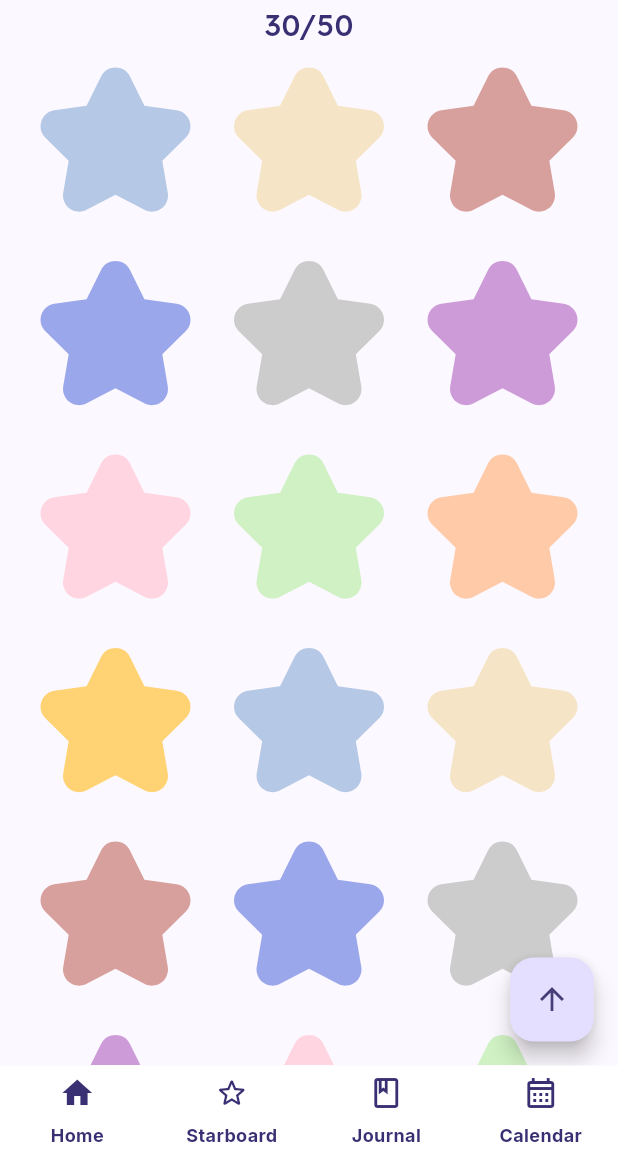
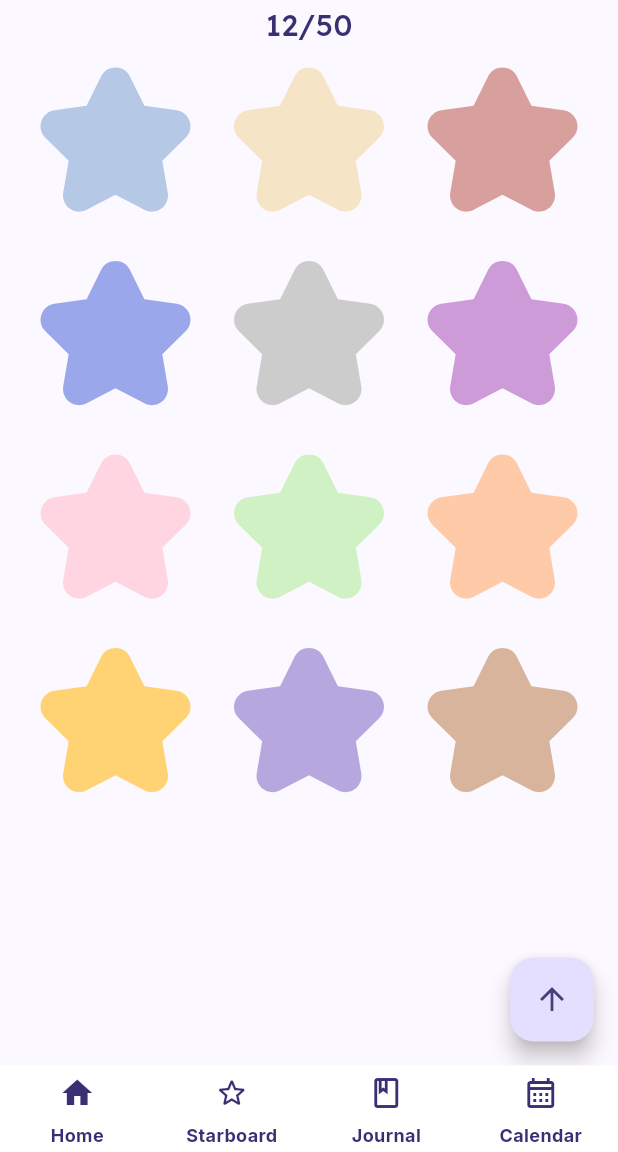
Before and after one commit to SecondSightapp/mobile, a Flutter app: the screen it shows after launch, after a tap on "view more...", on a phone screen of 412 x 824 dp, the part 84-1236 px from its top. Run offline on Flutter 3.47's test engine with Material 3 defaults, Android fonts, the phone set to English and light mode, and no system bars; our stand-ins replace flutter_calendar_carousel, google_fonts, google_sign_in, table_calendar; missing offline and left inert: dart:ffi.

Commit message:
Implemented mood data definitions

```diff
--- a/lib/main.dart
+++ b/lib/main.dart
@@ -2,7 +2,7 @@ import 'dart:ffi';
 
 import 'package:flutter/material.dart';
 import 'package:google_fonts/google_fonts.dart';
-import 'package:secondsight/src/ui/components/star.dart';
+import 'package:secondsight/src/ui/components/mood_star.dart';
 import 'package:secondsight/src/ui/screens/homepage.dart';
 import 'package:secondsight/src/ui/screens/journal.dart';
 import 'package:secondsight/src/ui/screens/starboard.dart';
--- /dev/null
+++ b/lib/src/data/mood_log.dart
@@ -0,0 +1,8 @@
+
+final moodLog = {
+  DateTime.utc(2024, 7, 21): "angry",
+  DateTime.utc(2024, 7, 22): "worried",
+  DateTime.utc(2024, 7, 23): "disgusted",
+  DateTime.utc(2024, 7, 24): "sad",
+  DateTime.utc(2024, 7, 25): "happy",
+};
--- /dev/null
+++ b/lib/src/data/moods.dart
@@ -0,0 +1,16 @@
+import "package:flutter/material.dart";
+
+final moods = {
+  "sad": const Color.fromRGBO(181, 200, 229, 1),
+  "happy": const Color.fromRGBO(245, 229, 198, 1),
+  "angry": const Color.fromRGBO(216, 160, 156, 1),
+  "cool": const Color.fromRGBO(155, 167, 235, 1),
+  "neutral": const Color.fromRGBO(204, 204, 204, 1),
+  "worried": const Color.fromRGBO(205, 156, 216, 1),
+  "chill": const Color.fromRGBO(255, 213, 225, 1),
+  "disgusted": const Color.fromRGBO(207, 241, 195, 1),
+  "calm": const Color.fromRGBO(255, 202, 167, 1),
+  "delighted": const Color.fromRGBO(255, 211, 115, 1),
+  "naughty": const Color.fromRGBO(182, 167, 222, 1),
+  "annoyed": const Color.fromRGBO(216, 180, 156, 1),
+};
--- a/lib/src/ui/components/calendar_week.dart
+++ b/lib/src/ui/components/calendar_week.dart
@@ -3,6 +3,8 @@ import 'package:google_fonts/google_fonts.dart';
 import '../themes/source_colors.dart';
 import 'package:table_calendar/table_calendar.dart';
 import 'package:flutter_calendar_carousel/flutter_calendar_carousel.dart';
+import '../../data/mood_log.dart';
+import '../../data/moods.dart';
 
 final months = [
   'January', 'February', 'March', 'April', 'May', 'June',
@@ -12,14 +14,6 @@ final months = [
 final weekdays = [
   'Monday', 'Tuesday', 'Wednesday', 'Thursday', 'Friday', 'Saturday', 'Sunday'
 ];
-
-final moods = {
-  DateTime.utc(2024, 7, 21): const Color.fromRGBO(216, 160, 156, 1),
-  DateTime.utc(2024, 7, 22): const Color.fromRGBO(189, 172, 198, 1),
-  DateTime.utc(2024, 7, 23): const Color.fromRGBO(204, 226, 200, 1),
-  DateTime.utc(2024, 7, 24): const Color.fromRGBO(181, 200, 229, 1),
-  DateTime.utc(2024, 7, 25): const Color.fromRGBO(245, 229, 198, 1),
-};
 
 class CalendarWeek extends StatelessWidget {
   const CalendarWeek({super.key});
@@ -64,7 +58,7 @@ class CalendarWeek extends StatelessWidget {
     return Container(
       decoration: BoxDecoration(
         borderRadius: BorderRadius.circular(10.0),
-        color: moods[date] ?? const Color.fromRGBO(233, 233, 233, 1),
+        color: moods[moodLog[date]] ?? const Color.fromRGBO(233, 233, 233, 1),
       ),
       child: Center(
         child: display
--- a/lib/src/ui/components/journal_popup.dart
+++ b/lib/src/ui/components/journal_popup.dart
@@ -53,8 +53,8 @@ class JournalPopup extends StatelessWidget {
             onPressed: () {
               Navigator.of(context).pop();
             },
-            icon: const Icon(Icons.cancel),
-            label: const Text('cancel'),
+            icon: const Icon(Icons.close),
+            label: const Text('close'),
           ),
         ]
       ),
--- a/lib/src/ui/components/star.dart
+++ b/lib/src/ui/components/mood_star.dart
@@ -1,10 +1,11 @@
 import 'package:flutter/foundation.dart';
 import 'package:flutter/material.dart';
+import '../../data/moods.dart';
 
-class Star extends StatelessWidget {
-  final Color color;
+class MoodStar extends StatelessWidget {
+  final String mood;
 
-  const Star({super.key, required this.color});
+  const MoodStar({super.key, required this.mood});
 
   @override
   Widget build(BuildContext context) {
@@ -12,7 +13,7 @@ class Star extends StatelessWidget {
       width: MediaQuery.of(context).size.width * 0.25,
       height: MediaQuery.of(context).size.height * 0.1,
       decoration: ShapeDecoration(
-        color: color,
+        color: moods[mood],
         shape: const StarBorder(
           innerRadiusRatio: 0.5,
           pointRounding: 0.5,
--- a/lib/src/ui/screens/homepage.dart
+++ b/lib/src/ui/screens/homepage.dart
@@ -3,9 +3,8 @@ import 'package:google_fonts/google_fonts.dart';
 import 'package:secondsight/src/ui/components/journal_card.dart';
 import 'package:secondsight/src/ui/components/new_journal_card.dart';
 import 'package:secondsight/src/ui/screens/mood_picker.dart';
-import '../components/navbar.dart';
 import '../themes/source_colors.dart';
-import '../components/star.dart';
+import '../components/mood_star.dart';
 import '../components/calendar_week.dart';
 
 // the list of journal cards
@@ -17,16 +16,14 @@ const journalCards = [
     content: 'excerpt...',
   ),
   JournalCard(
-    title: 'Bee Movie',
-    content: 'According to all known laws of aviation, there is no way a bee should be able to fly. Its wings are too small to get its fat little body off the ground. The bee, of course, flies anyway because bees don\'t care what humans think is impossible. Yellow, black. Yellow, black. Yellow, black. Yellow, black. Ooh, black and yellow! Let\'s shake it up a little. Barry! Breakfast is ready! Coming! Hang on a second. Hello? Barry? Adam? Can you believe this is happening? I can\'t. I\'ll pick you up. Looking sharp. Use the stairs, Your father paid good money for those. Sorry. I\'m excited. Here\'s the graduate. We\'re very proud of you, son. A perfect report card, all B\'s. Very proud. Ma! I got a thing going here. You got lint on your fuzz. Ow! That\'s me! Wave to us! We\'ll be in row 118,000. Bye! Barry, I told you, stop flying in the house! Hey, Adam. Hey, Barry. Is that fuzz gel? A little. Special day, graduation. Never thought I\'d make it. Three days grade school, three days high school. Those were awkward. Three days college. I\'m glad I took a day and hitchhiked around The Hive. You did come back different.',
+    title: 'Entry 2',
+    content: 'excerpt...',
   ),
   JournalCard(
     title: 'Entry 3',
     content: 'excerpt...',
   ),
 ];
-
-Map<String, String> journalData = {};
 
 // home page layout
 
@@ -66,9 +63,9 @@ class Homepage extends StatelessWidget {
             mainAxisAlignment: MainAxisAlignment.spaceEvenly,
             crossAxisAlignment: CrossAxisAlignment.center,
             children: [
-              Star(color: Color.fromRGBO(181, 200, 229, 1)),
-              Star(color: Color.fromRGBO(245, 229, 198, 1)),
-              Star(color: Color.fromRGBO(216, 160, 156, 1)),
+              MoodStar(mood: "sad"),
+              MoodStar(mood: "happy"),
+              MoodStar(mood: "angry"),
             ],
           ),
           // "view more" button to view all moods
--- a/lib/src/ui/screens/mood_picker.dart
+++ b/lib/src/ui/screens/mood_picker.dart
@@ -2,39 +2,21 @@ import "package:flutter/material.dart";
 import "package:google_fonts/google_fonts.dart";
 import '../themes/source_colors.dart';
 import '../components/navbar.dart';
-import '../components/star.dart';
+import '../components/mood_star.dart';
 
 const stars = [
-  Star(color: Color.fromRGBO(181, 200, 229, 1)),
-  Star(color: Color.fromRGBO(245, 229, 198, 1)),
-  Star(color: Color.fromRGBO(216, 160, 156, 1)),
-  Star(color: Color.fromRGBO(155, 167, 235, 1)),
-  Star(color: Color.fromRGBO(204, 204, 204, 1)),
-  Star(color: Color.fromRGBO(205, 156, 216, 1)),
-  Star(color: Color.fromRGBO(255, 213, 225, 1)),
-  Star(color: Color.fromRGBO(207, 241, 195, 1)),
-  Star(color: Color.fromRGBO(255, 202, 167, 1)),
-  Star(color: Color.fromRGBO(255, 211, 115, 1)),
-  Star(color: Color.fromRGBO(181, 200, 229, 1)),
-  Star(color: Color.fromRGBO(245, 229, 198, 1)),
-  Star(color: Color.fromRGBO(216, 160, 156, 1)),
-  Star(color: Color.fromRGBO(155, 167, 235, 1)),
-  Star(color: Color.fromRGBO(204, 204, 204, 1)),
-  Star(color: Color.fromRGBO(205, 156, 216, 1)),
-  Star(color: Color.fromRGBO(255, 213, 225, 1)),
-  Star(color: Color.fromRGBO(207, 241, 195, 1)),
-  Star(color: Color.fromRGBO(255, 202, 167, 1)),
-  Star(color: Color.fromRGBO(255, 211, 115, 1)),
-  Star(color: Color.fromRGBO(181, 200, 229, 1)),
-  Star(color: Color.fromRGBO(245, 229, 198, 1)),
-  Star(color: Color.fromRGBO(216, 160, 156, 1)),
-  Star(color: Color.fromRGBO(155, 167, 235, 1)),
-  Star(color: Color.fromRGBO(204, 204, 204, 1)),
-  Star(color: Color.fromRGBO(205, 156, 216, 1)),
-  Star(color: Color.fromRGBO(255, 213, 225, 1)),
-  Star(color: Color.fromRGBO(207, 241, 195, 1)),
-  Star(color: Color.fromRGBO(255, 202, 167, 1)),
-  Star(color: Color.fromRGBO(255, 211, 115, 1)),
+  MoodStar(mood: "sad"),
+  MoodStar(mood: "happy"),
+  MoodStar(mood: "angry"),
+  MoodStar(mood: "cool"),
+  MoodStar(mood: "neutral"),
+  MoodStar(mood: "worried"),
+  MoodStar(mood: "chill"),
+  MoodStar(mood: "disgusted"),
+  MoodStar(mood: "calm"),
+  MoodStar(mood: "delighted"),
+  MoodStar(mood: "naughty"),
+  MoodStar(mood: "annoyed"),
 ];
 
 class MoodPicker extends StatelessWidget {
--- a/lib/src/ui/screens/starboard.dart
+++ b/lib/src/ui/screens/starboard.dart
@@ -3,7 +3,7 @@ import 'package:google_fonts/google_fonts.dart';
 import 'package:secondsight/src/ui/components/journal_card.dart';
 import 'package:secondsight/src/ui/screens/mood_picker.dart';
 import '../themes/source_colors.dart';
-import '../components/star.dart';
+import '../components/mood_star.dart';
 import '../components/calendar_week.dart';
 
 class Starboard extends StatelessWidget {
```
